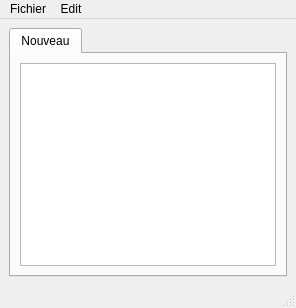
The window that mainwindow.ui (jpphi/AjcTextEdit) describes before a commit, drawn with Qt 5.
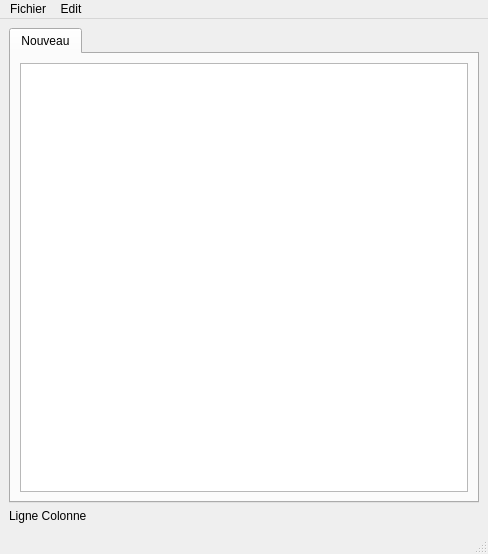
The same window after the commit.

Commit message: Utilisation des tool tip pour conserver infos sur les fichiers liés au tab

What changed in the file:
```diff
--- a/mainwindow.ui
+++ b/mainwindow.ui
@@ -6,16 +6,16 @@
    <rect>
     <x>0</x>
     <y>0</y>
-    <width>296</width>
-    <height>308</height>
+    <width>488</width>
+    <height>554</height>
    </rect>
   </property>
   <property name="windowTitle">
    <string>Editeur texte made in JP</string>
   </property>
   <widget class="QWidget" name="centralwidget">
-   <layout class="QGridLayout" name="gridLayout">
-    <item row="0" column="0">
+   <layout class="QVBoxLayout" name="verticalLayout_2">
+    <item>
      <widget class="QTabWidget" name="tabWidget">
       <property name="currentIndex">
        <number>0</number>
@@ -24,14 +24,21 @@
        <attribute name="title">
         <string>Nouveau</string>
        </attribute>
-       <layout class="QGridLayout" name="gridLayout_2">
-        <item row="0" column="0">
+       <layout class="QVBoxLayout" name="verticalLayout">
+        <item>
          <widget class="QPlainTextEdit" name="plainTextEdit"/>
         </item>
        </layout>
       </widget>
      </widget>
     </item>
+    <item>
+     <widget class="QLabel" name="label">
+      <property name="text">
+       <string>Ligne Colonne</string>
+      </property>
+     </widget>
+    </item>
    </layout>
   </widget>
   <widget class="QMenuBar" name="menubar">
@@ -39,7 +46,7 @@
     <rect>
      <x>0</x>
      <y>0</y>
-     <width>296</width>
+     <width>488</width>
      <height>23</height>
     </rect>
    </property>
```
The commit also changes 2 other files.
